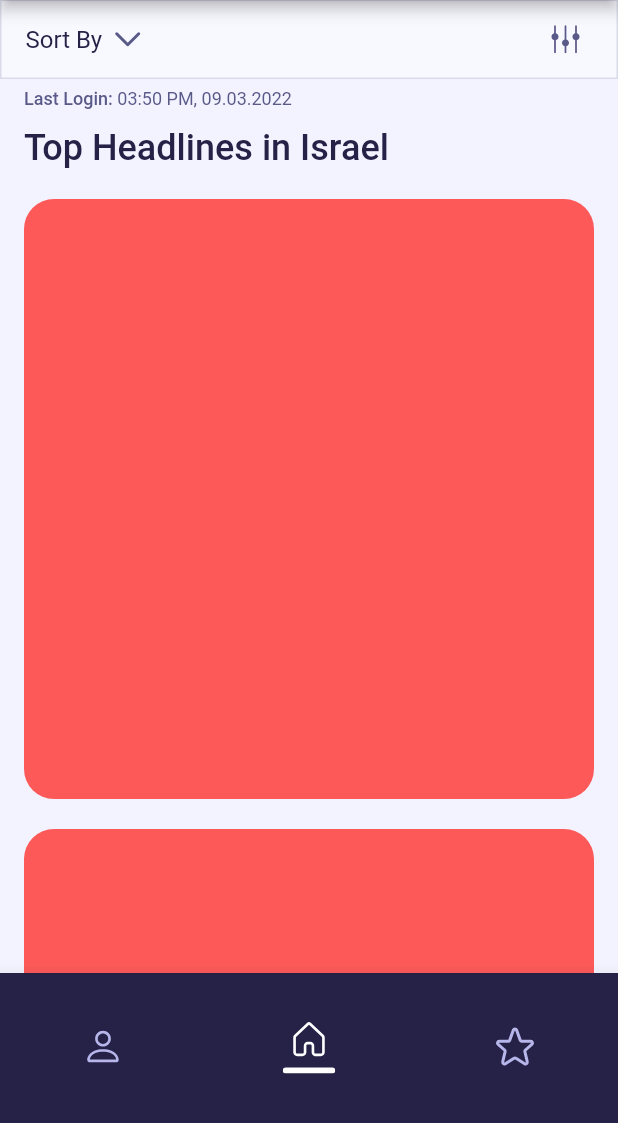
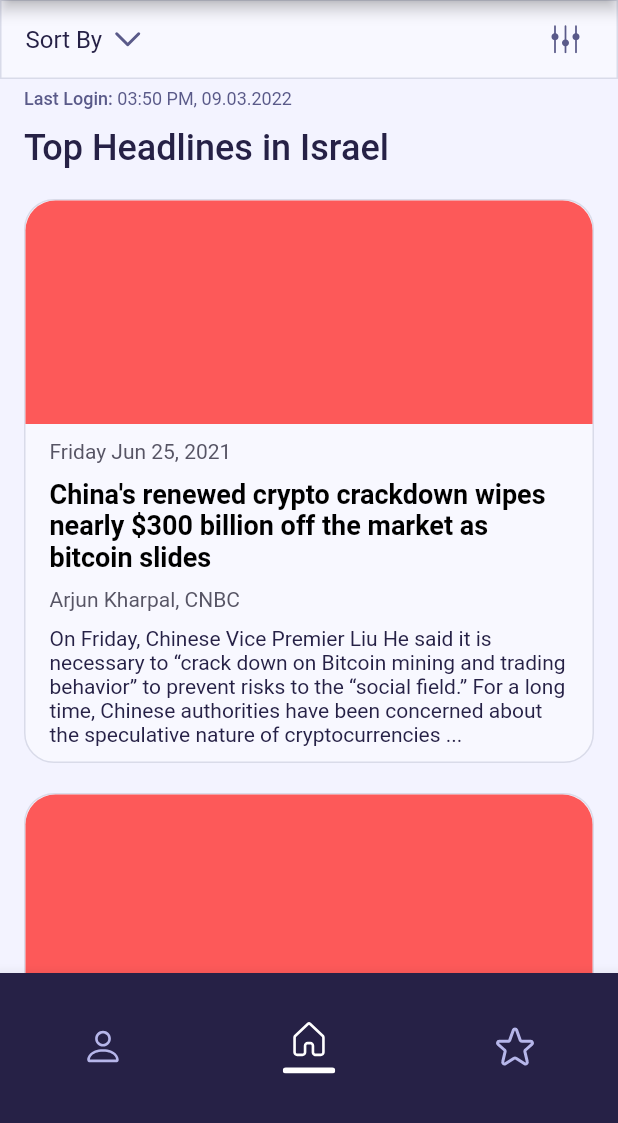
Before and after one commit to nitzanpap/dispatcher, a Flutter app: the PrimaryScreen screen opened by its route, on a phone screen of 412 x 824 dp, the part 113-1236 px from its top. Run offline on Flutter 3.47's test engine with Material 2 defaults, Android fonts, the light colour scheme and no system bars; our stand-ins replace flutter_svg, gap, go_router, shared_preferences; accounts and stored records are empty.

Commit message:
Added most of the article ui

```diff
--- a/lib/screens/home_page_view.dart
+++ b/lib/screens/home_page_view.dart
@@ -52,7 +52,7 @@ class HomePageView extends StatelessWidget {
     );
   }
 
-  Row getHomeViewHeadline() {
+  Widget getHomeViewHeadline() {
     return Row(children: const [
       TextWithIcon(
         text: 'Top Headlines in Israel',
@@ -63,7 +63,7 @@ class HomePageView extends StatelessWidget {
     ]);
   }
 
-  Row getLastLoginTimeView() {
+  Widget getLastLoginTimeView() {
     return Row(children: const [
       TextWithIcon(
         text: 'Last Login: ',
--- a/lib/widgets/article_card_view.dart
+++ b/lib/widgets/article_card_view.dart
@@ -1,4 +1,6 @@
+import 'package:dispatcher/widgets/text_with_icon.dart';
 import 'package:flutter/material.dart';
+import 'package:gap/gap.dart';
 
 import '../constants/colors.dart';
 
@@ -10,12 +12,102 @@ class ArticleCardView extends StatelessWidget {
   @override
   Widget build(BuildContext context) {
     // TODO: Replace this with a real article card
+    var cardBorderRadius = 20.0;
     return Container(
-      height: 400,
+      // height: 400,
       decoration: BoxDecoration(
-        color: AppColors.badgeColor,
-        borderRadius: BorderRadius.circular(20),
+        color: AppColors.white,
+        borderRadius: BorderRadius.circular(cardBorderRadius),
+        border: Border.all(color: AppColors.grey),
       ),
+      child: Column(children: [
+        Stack(
+          children: [
+            getArticleImageView(imageBorderRadius: cardBorderRadius),
+            // getFavoriteSvgButton(),
+          ],
+        ),
+        Padding(
+          padding: const EdgeInsets.symmetric(horizontal: 16.0, vertical: 10.0),
+          child: Column(
+            crossAxisAlignment: CrossAxisAlignment.start,
+            children: [
+              Row(
+                mainAxisAlignment: MainAxisAlignment.spaceBetween,
+                children: [
+                  getArticleDateView(),
+                  // getArticleTags(),
+                ],
+              ),
+              const Gap(10.0),
+              getArticleHeadlineView(),
+              const Gap(10.0),
+              getArticleAuthorView(),
+              const Gap(10.0),
+              getArticleContentClipped(),
+            ],
+          ),
+        )
+      ]),
     );
   }
 }
+
+// TODO: Replace this with a real author
+Widget getArticleAuthorView() {
+  return const TextWithIcon(
+    text: 'Arjun Kharpal, CNBC',
+    fontSize: 14,
+    color: AppColors.darkGrey,
+    isWidthIntrinsic: true,
+    isWrap: true,
+  );
+}
+
+// TODO: Replace this with a real date
+Widget getArticleDateView() {
+  return const TextWithIcon(
+    text: 'Friday Jun 25, 2021',
+    fontSize: 14,
+    color: AppColors.darkGrey,
+    isWidthIntrinsic: true,
+    isWrap: true,
+  );
+}
+
+// TODO: Replace this with a real headline
+Widget getArticleHeadlineView() {
+  return const TextWithIcon(
+    text:
+        'China\'s renewed crypto crackdown wipes nearly \$300 billion off the market as bitcoin slides',
+    fontSize: 18,
+    fontWeight: FontWeight.w700,
+    color: AppColors.black,
+    isWrap: true,
+  );
+}
+
+// TODO: Replace this with real content
+Widget getArticleContentClipped() {
+  return const TextWithIcon(
+    text:
+        "On Friday, Chinese Vice Premier Liu He said it is necessary to “crack down on Bitcoin mining and trading behavior” to prevent risks to the “social field.” For a long time, Chinese authorities have been concerned about the speculative nature of cryptocurrencies ...",
+    fontSize: 14,
+    color: AppColors.deepDarkBlue,
+    isWrap: true,
+  );
+}
+
+// TODO: Replace this with a real image
+Widget getArticleImageView({double imageBorderRadius = 0}) {
+  return Container(
+    height: 149,
+    decoration: BoxDecoration(
+      color: AppColors.badgeColor,
+      borderRadius: BorderRadius.only(
+        topLeft: Radius.circular(imageBorderRadius),
+        topRight: Radius.circular(imageBorderRadius),
+      ),
+    ),
+  );
+}
--- a/lib/widgets/text_with_icon.dart
+++ b/lib/widgets/text_with_icon.dart
@@ -16,6 +16,7 @@ class TextWithIcon extends StatelessWidget {
   final double letterSpacing;
   final bool isWidthIntrinsic;
   final BaseSvgWidget? svg;
+  final bool isWrap;
 
   const TextWithIcon({
     super.key,
@@ -28,6 +29,7 @@ class TextWithIcon extends StatelessWidget {
     this.iconDirection = IconDirection.start,
     this.svgDirection = IconDirection.start,
     this.isWidthIntrinsic = false,
+    this.isWrap = false,
     this.svg,
   });
 
@@ -43,18 +45,22 @@ class TextWithIcon extends StatelessWidget {
       children: [
         (svg != null && isSvgOnStart) ? svg! : const SizedBox.shrink(),
         (icon != null && isIconOnStart) ? icon! : const SizedBox.shrink(),
-        Text(
-          text,
-          style: TextStyle(
-            color: color,
-            fontSize: fontSize,
-            fontWeight: fontWeight,
-            letterSpacing: letterSpacing,
-          ),
-        ),
+        isWrap ? Flexible(child: getTextWidget()) : getTextWidget(),
         (icon != null && isIconOnEnd) ? icon! : const SizedBox.shrink(),
         (svg != null && isSvgOnEnd) ? svg! : const SizedBox.shrink(),
       ],
     );
   }
+
+  Text getTextWidget() {
+    return Text(
+      text,
+      style: TextStyle(
+        color: color,
+        fontSize: fontSize,
+        fontWeight: fontWeight,
+        letterSpacing: letterSpacing,
+      ),
+    );
+  }
 }
```
